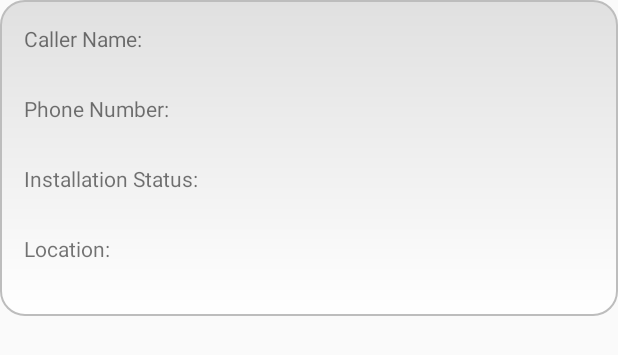
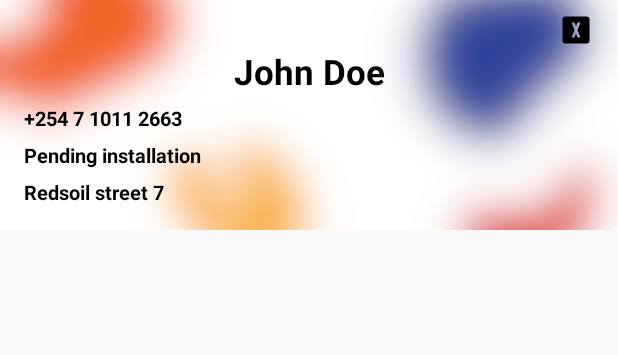
Before and after one commit to ken-neddy/BeamNetworks, an Android app built with Jetpack Compose: the layout caller_id_popup.xml on its own in the app's theme, with its tools: preview values and no code run, on a phone screen of 412 x 824 dp. Shown: the top 355 px of the screen. Run offline under Robolectric (Android 15) with nearby library versions, the phone set to English and light mode, and no system bars.

Commit message:
Improvements to CallerIDService

```diff
--- a/app/src/main/AndroidManifest.xml
+++ b/app/src/main/AndroidManifest.xml
@@ -42,6 +42,10 @@
             </intent-filter>
         </activity>
 
+        <activity
+            android:name=".InstallationDetailsScreen"
+            android:exported="false" />
+
         <receiver android:name=".CallReceiver" android:exported="true">
             <intent-filter>
                 <action android:name="android.intent.action.PHONE_STATE" />
--- a/app/src/main/java/com/helper/beamnetworks/CallReceiver.kt
+++ b/app/src/main/java/com/helper/beamnetworks/CallReceiver.kt
@@ -32,9 +32,6 @@ class CallReceiver : BroadcastReceiver() {
                     context.startService(serviceIntent)
                 }
             }
-        } else if (state == TelephonyManager.EXTRA_STATE_IDLE || state == TelephonyManager.EXTRA_STATE_OFFHOOK) {
-            val serviceIntent = Intent(context, CallerIDService::class.java)
-            context.stopService(serviceIntent)
         }
     }
 }
--- /dev/null
+++ b/app/src/main/res/drawable/alpha_x_box.xml
@@ -0,0 +1,9 @@
+<vector xmlns:android="http://schemas.android.com/apk/res/android"
+    android:width="24dp"
+    android:height="24dp"
+    android:viewportWidth="24"
+    android:viewportHeight="24">
+  <path
+      android:fillColor="#FF000000"
+      android:pathData="M9,7L11,12L9,17H11L12,14.5L13,17H15L13,12L15,7H13L12,9.5L11,7H9M5,3H19A2,2 0,0 1,21 5V19A2,2 0,0 1,19 21H5A2,2 0,0 1,3 19V5A2,2 0,0 1,5 3Z"/>
+</vector>
--- a/app/src/main/res/drawable/popup_background.xml
+++ b/app/src/main/res/drawable/popup_background.xml
@@ -1,11 +1,8 @@
 <?xml version="1.0" encoding="utf-8"?>
-<shape xmlns:android="http://schemas.android.com/apk/res/android">
-    <gradient
-        android:startColor="#E0E0E0"
-        android:endColor="#FFFFFF"
-        android:angle="270" />
-    <corners android:radius="16dp" />
-    <stroke
-        android:width="1dp"
-        android:color="#BDBDBD" />
-</shape>
+<bitmap xmlns:android="http://schemas.android.com/apk/res/android"
+    android:src="@drawable/untitled_design"
+    android:gravity="center"
+    android:filter="false"
+    android:antialias="true"
+    android:dither="true"
+    android:tileMode="disabled"/>
--- a/app/src/main/res/layout/caller_id_popup.xml
+++ b/app/src/main/res/layout/caller_id_popup.xml
@@ -1,10 +1,27 @@
 <?xml version="1.0" encoding="utf-8"?>
-<LinearLayout xmlns:android="http://schemas.android.com/apk/res/android"
+<FrameLayout xmlns:android="http://schemas.android.com/apk/res/android"
+    android:layout_width="match_parent"
+    android:layout_height="wrap_content">
+
+    <!-- BACKGROUND THAT KEEPS ASPECT RATIO -->
+    <ImageView
+        android:id="@+id/bg_image"
+        android:layout_width="match_parent"
+        android:layout_height="153dp"
+        android:adjustViewBounds="true"
+        android:scaleType="centerCrop"
+        android:src="@drawable/untitled_design" />
+
+    <!-- FOREGROUND CONTENT -->
+    <LinearLayout
+
         android:layout_width="match_parent"
         android:layout_height="wrap_content"
         android:orientation="vertical"
-    android:padding="16dp"
-    android:background="@drawable/popup_background">
+        android:paddingTop="8dp"
+        android:paddingBottom="8dp"
+        android:paddingStart="16dp"
+        android:paddingEnd="16dp">
 
         <ImageButton
             android:id="@+id/close_button"
@@ -12,59 +29,57 @@
             android:layout_height="wrap_content"
             android:layout_gravity="end"
             android:background="@android:color/transparent"
-        android.src="@android:drawable/ic_menu_close_clear_cancel" />
-
-    <TextView
-        android:layout_width="wrap_content"
-        android:layout_height="wrap_content"
-        android:text="Caller Name:" />
+            android:src="@drawable/alpha_x_box" />
 
         <TextView
             android:id="@+id/caller_name"
+            android:layout_width="match_parent"
+            android:layout_height="wrap_content"
+            android:text="John Doe"
+            android:textAlignment="center"
+            android:textSize="23sp"
+            android:textStyle="bold"
+            android:textColor="@color/black" />
+
+        <Space
+            android:layout_width="match_parent"
+            android:layout_height="6dp" />
+
+        <TextView
+            android:id="@+id/caller_number"
             android:layout_width="wrap_content"
             android:layout_height="wrap_content"
+            android:text="+254 7 1011 2663"
+            android:textSize="13dp"
+            android:textStyle="bold"
+            android:textColor="@color/black" />
+
+        <Space
+            android:layout_width="match_parent"
+            android:layout_height="6dp" />
+
+        <TextView
+            android:id="@+id/caller_status"
+            android:layout_width="wrap_content"
+            android:layout_height="wrap_content"
+            android:text="Pending installation"
+            android:textColor="@color/black"
+            android:textSize="13dp"
             android:textStyle="bold" />
 
         <Space
             android:layout_width="match_parent"
-        android:layout_height="8dp" />
-
-    <TextView
-        android:layout_width="wrap_content"
-        android:layout_height="wrap_content"
-        android:text="Phone Number:" />
-
-    <TextView
-        android:id="@+id/caller_number"
-        android:layout_width="wrap_content"
-        android:layout_height="wrap_content" />
-
-    <Space
-        android:layout_width="match_parent"
-        android:layout_height="8dp" />
-
-    <TextView
-        android:layout_width="wrap_content"
-        android:layout_height="wrap_content"
-        android:text="Installation Status:" />
-
-    <TextView
-        android:id="@+id/caller_status"
-        android:layout_width="wrap_content"
-        android:layout_height="wrap_content" />
-
-    <Space
-        android:layout_width="match_parent"
-        android:layout_height="8dp" />
-
-    <TextView
-        android:layout_width="wrap_content"
-        android:layout_height="wrap_content"
-        android:text="Location:" />
+            android:layout_height="6dp" />
 
         <TextView
             android:id="@+id/caller_location"
             android:layout_width="wrap_content"
-        android:layout_height="wrap_content" />
+            android:layout_height="wrap_content"
+            android:text="Redsoil street 7"
+            android:textColor="@color/black"
+            android:textSize="13dp"
+            android:textStyle="bold" />
 
     </LinearLayout>
+
+</FrameLayout>
```
Also changed, not shown: app/src/main/java/com/helper/beamnetworks/CallerIDService.kt (+70 -8 lines), app/src/main/java/com/helper/beamnetworks/CallerIdPopupPreview.kt (added, +24 -0 lines), app/src/main/res/drawable/beam_caller_id_bg.png (added), app/src/main/res/drawable/beam_caller_id_bg_blur.png (added), app/src/main/res/drawable/untitled_design.jpg (added). Lines whose indentation alone changed are shown as unchanged.
